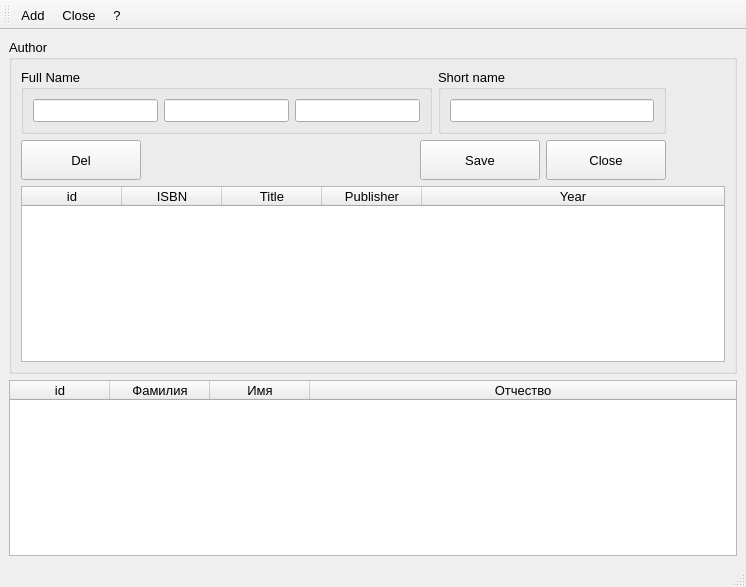
Before: the Qt Designer form librarian/authors.ui in Skyrim78/Librarian, drawn with Qt 5.
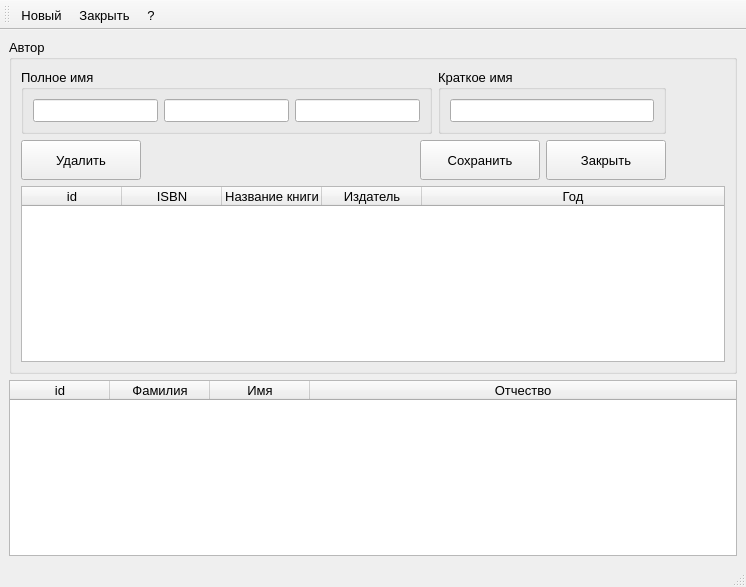
After: the same form once the commit is applied.

What changed in the file:
```diff
--- a/librarian/authors.ui
+++ b/librarian/authors.ui
@@ -37,7 +37,7 @@
          </size>
         </property>
         <property name="title">
-         <string>Author</string>
+         <string>Автор</string>
         </property>
         <layout class="QGridLayout" name="gridLayout_3">
          <item row="0" column="0">
@@ -51,7 +51,7 @@
                  <item>
                   <widget class="QGroupBox" name="groupBox">
                    <property name="title">
-                    <string>Full Name</string>
+                    <string>Полное имя</string>
                    </property>
                    <layout class="QGridLayout" name="gridLayout">
                     <item row="0" column="0">
@@ -73,7 +73,7 @@
                  <item>
                   <widget class="QGroupBox" name="groupBox_2">
                    <property name="title">
-                    <string>Short name</string>
+                    <string>Краткое имя</string>
                    </property>
                    <layout class="QGridLayout" name="gridLayout_2">
                     <item row="0" column="0">
@@ -101,7 +101,7 @@
                     </size>
                    </property>
                    <property name="text">
-                    <string>Del</string>
+                    <string>Удалить</string>
                    </property>
                   </widget>
                  </item>
@@ -133,7 +133,7 @@
                     </size>
                    </property>
                    <property name="text">
-                    <string>Save</string>
+                    <string>Сохранить</string>
                    </property>
                   </widget>
                  </item>
@@ -152,7 +152,7 @@
                     </size>
                    </property>
                    <property name="text">
-                    <string>Close</string>
+                    <string>Закрыть</string>
                    </property>
                   </widget>
                  </item>
@@ -224,7 +224,7 @@
              </column>
              <column>
               <property name="text">
-               <string>Title</string>
+               <string>Название книги</string>
               </property>
               <property name="font">
                <font>
@@ -237,7 +237,7 @@
              </column>
              <column>
               <property name="text">
-               <string>Publisher</string>
+               <string>Издатель</string>
               </property>
               <property name="font">
                <font>
@@ -247,7 +247,7 @@
              </column>
              <column>
               <property name="text">
-               <string>Year</string>
+               <string>Год</string>
               </property>
               <property name="font">
                <font>
@@ -353,12 +353,12 @@
   </widget>
   <action name="actionAdd">
    <property name="text">
-    <string>Add</string>
+    <string>Новый</string>
    </property>
   </action>
   <action name="actionClose">
    <property name="text">
-    <string>Close</string>
+    <string>Закрыть</string>
    </property>
   </action>
   <action name="actionHelp">
```
Left out of the diff: 6 changed lines with no effect on the pictures.
